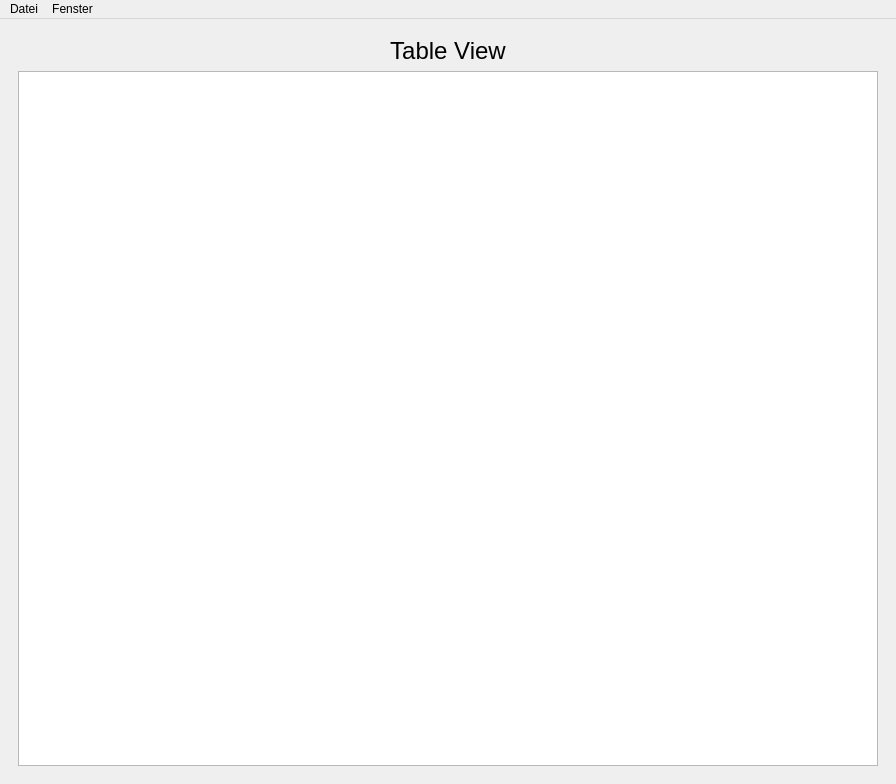
Above: GUI/win_main.ui from Benibla124/Automotion-Desktop-App before the change. Below: the same form after it.
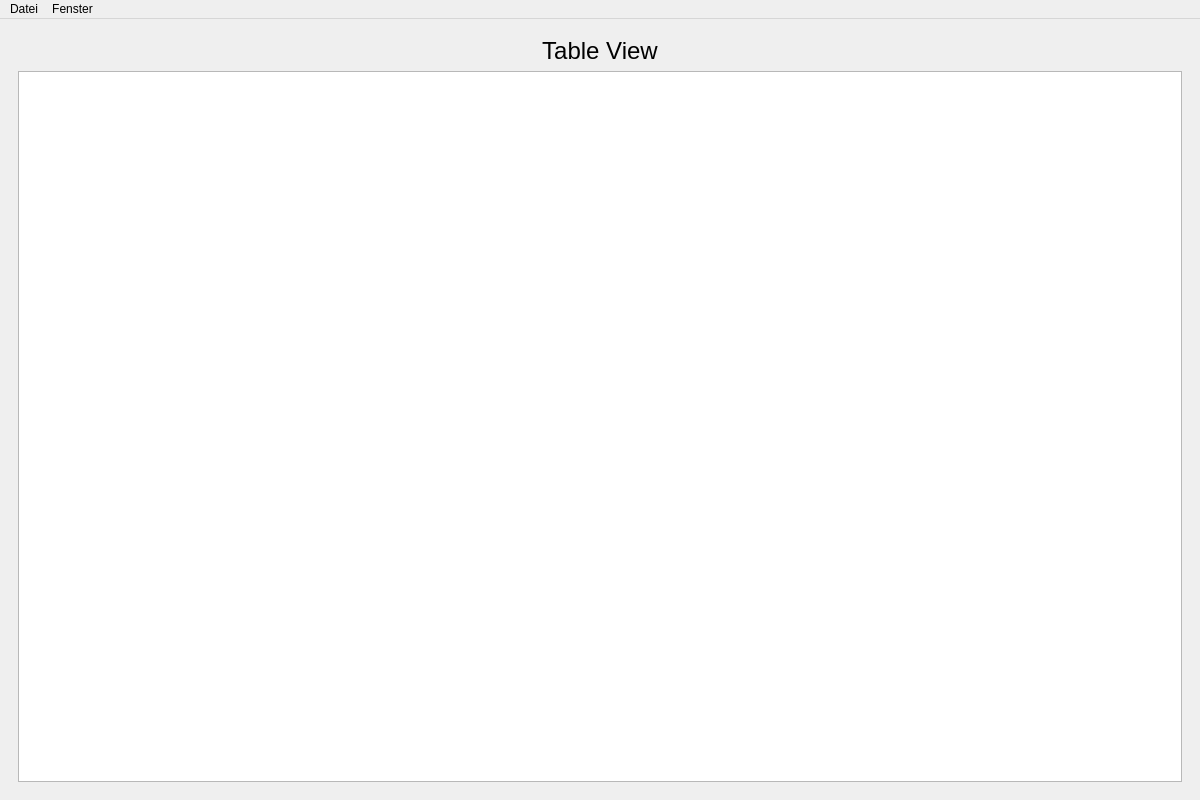
That is the form after the change. The open tabs and pages were chosen to show the change.

Commit message: Populating the table is now possible

```diff
--- a/GUI/win_main.ui
+++ b/GUI/win_main.ui
@@ -6,8 +6,8 @@
    <rect>
     <x>0</x>
     <y>0</y>
-    <width>896</width>
-    <height>784</height>
+    <width>1200</width>
+    <height>800</height>
    </rect>
   </property>
   <property name="windowTitle">
@@ -36,7 +36,17 @@
          </widget>
         </item>
         <item>
-         <widget class="QTableWidget" name="table_tableview"/>
+         <widget class="QTableWidget" name="table_tableview">
+          <property name="enabled">
+           <bool>true</bool>
+          </property>
+          <property name="sizeAdjustPolicy">
+           <enum>QAbstractScrollArea::AdjustToContents</enum>
+          </property>
+          <property name="editTriggers">
+           <set>QAbstractItemView::NoEditTriggers</set>
+          </property>
+         </widget>
         </item>
        </layout>
       </widget>
@@ -49,7 +59,7 @@
     <rect>
      <x>0</x>
      <y>0</y>
-     <width>896</width>
+     <width>1200</width>
      <height>20</height>
     </rect>
    </property>
```
Left out of the diff: 3 changed lines with no effect on the pictures. The commit also changes 2 other files.
